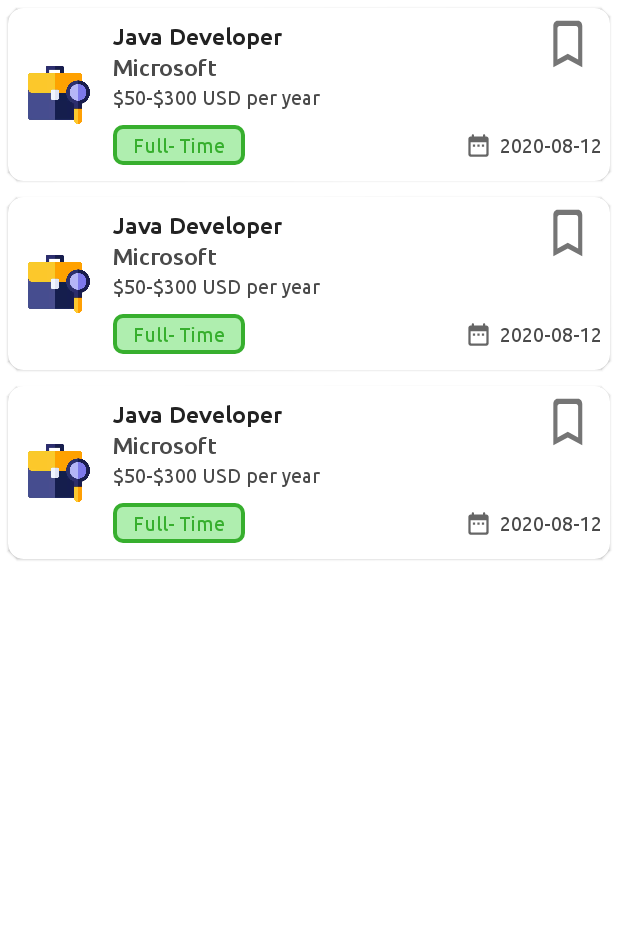
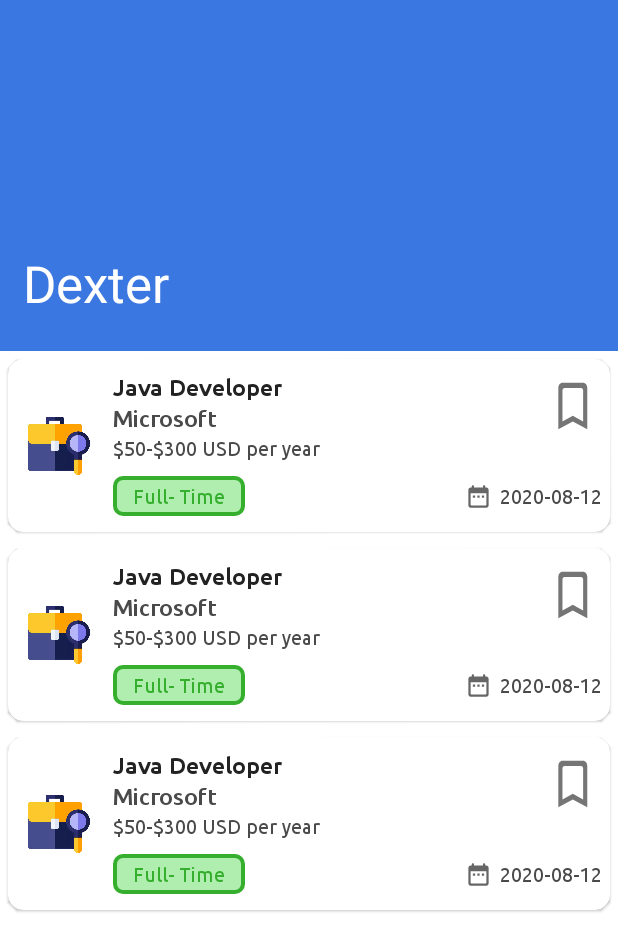
Before and after one commit to YashKr01/Dexter, an Android app: the layout fragment_home.xml on its own in the app's theme, with its tools: preview values and no code run, on a phone screen of 412 x 824 dp. Shown: the top 951 px of the screen. Run offline under Robolectric (Android 15) with nearby library versions, the phone set to English and light mode, and no system bars.

Commit message:
Collapsing Toolbar

```diff
--- a/app/src/main/java/com/example/dexter/fragments/HomeFragment.kt
+++ b/app/src/main/java/com/example/dexter/fragments/HomeFragment.kt
@@ -54,9 +54,8 @@ class HomeFragment : Fragment(), ItemClickListener {
             adapter = jobAdapter
         }
 
-        viewModel.getJobList().observe(viewLifecycleOwner) {
-            jobAdapter.submitList(it)
-        }
+        viewModel.getJobList()
+        viewModel.observeList().observe(viewLifecycleOwner) { jobAdapter.submitList(it) }
 
     }
 
--- a/app/src/main/java/com/example/dexter/viewmodels/JobViewModel.kt
+++ b/app/src/main/java/com/example/dexter/viewmodels/JobViewModel.kt
@@ -17,21 +17,20 @@ import javax.inject.Inject
 @HiltViewModel
 class JobViewModel @Inject constructor(private val repository: AppRepository) : ViewModel() {
 
-    var jobList = MutableLiveData<List<JobEntity>>()
+    private var jobList = MutableLiveData<List<JobEntity>>()
 
-    fun getJobList(): LiveData<List<JobEntity>> {
+    fun getJobList() {
+        repository.getJobList("25").enqueue(object : Callback<JobResponse> {
 
-        repository.getJobList("25").enqueue(object : Callback<JobResponse> {
             override fun onResponse(call: Call<JobResponse>, response: Response<JobResponse>) {
                 if (response.isSuccessful && response.code() == 200) jobList.postValue(response.body()?.jobResponse)
                 else jobList.postValue(null)
             }
 
             override fun onFailure(call: Call<JobResponse>, t: Throwable) = jobList.postValue(null)
-
         })
-
-        return jobList
     }
 
+    fun observeList(): LiveData<List<JobEntity>> = jobList
+
 }
--- a/app/src/main/res/layout/fragment_home.xml
+++ b/app/src/main/res/layout/fragment_home.xml
@@ -1,10 +1,52 @@
 <?xml version="1.0" encoding="utf-8"?>
-<androidx.constraintlayout.widget.ConstraintLayout xmlns:android="http://schemas.android.com/apk/res/android"
+<androidx.coordinatorlayout.widget.CoordinatorLayout xmlns:android="http://schemas.android.com/apk/res/android"
     xmlns:app="http://schemas.android.com/apk/res-auto"
     xmlns:tools="http://schemas.android.com/tools"
     android:layout_width="match_parent"
     android:layout_height="match_parent"
+    android:background="@color/colorPrimaryBlue"
     tools:context=".fragments.HomeFragment">
+
+    <com.google.android.material.appbar.AppBarLayout
+        android:layout_width="match_parent"
+        android:layout_height="@dimen/_180sdp"
+        android:theme="@style/ThemeOverlay.AppCompat.Dark.ActionBar">
+
+        <com.google.android.material.appbar.CollapsingToolbarLayout
+            android:layout_width="match_parent"
+            android:layout_height="match_parent"
+            android:background="@color/colorPrimaryBlue"
+            app:contentScrim="@color/colorPrimaryBlue"
+            app:expandedTitleMarginStart="@dimen/_12sdp"
+            app:layout_scrollFlags="scroll|exitUntilCollapsed"
+            app:title="@string/app_name">
+
+            <androidx.appcompat.widget.Toolbar
+                android:layout_width="match_parent"
+                android:layout_height="?actionBarSize"
+                app:layout_collapseMode="pin" />
+
+        </com.google.android.material.appbar.CollapsingToolbarLayout>
+
+    </com.google.android.material.appbar.AppBarLayout>
+
+    <RelativeLayout
+        android:layout_width="match_parent"
+        android:layout_height="match_parent"
+        android:background="@color/colorWhite"
+        app:layout_behavior="com.google.android.material.appbar.AppBarLayout$ScrollingViewBehavior">
+
+        <androidx.recyclerview.widget.RecyclerView
+            android:id="@+id/jobRecyclerView"
+            android:layout_width="match_parent"
+            android:layout_height="match_parent"
+            android:clipToPadding="false"
+            app:layout_constraintBottom_toBottomOf="parent"
+            app:layout_constraintEnd_toEndOf="parent"
+            app:layout_constraintStart_toStartOf="parent"
+            tools:listitem="@layout/item_job" />
+
+    </RelativeLayout>
 
     <LinearLayout
         android:id="@+id/container_network_status"
@@ -33,15 +75,4 @@
 
     </LinearLayout>
 
-    <androidx.recyclerview.widget.RecyclerView
-        android:id="@+id/jobRecyclerView"
-        android:layout_width="0dp"
-        android:layout_height="0dp"
-        tools:listitem="@layout/item_job"
-        android:clipToPadding="false"
-        app:layout_constraintBottom_toBottomOf="parent"
-        app:layout_constraintEnd_toEndOf="parent"
-        app:layout_constraintStart_toStartOf="parent"
-        app:layout_constraintTop_toBottomOf="@id/container_network_status" />
-
-</androidx.constraintlayout.widget.ConstraintLayout>
+</androidx.coordinatorlayout.widget.CoordinatorLayout>
--- a/app/src/main/res/layout/item_job.xml
+++ b/app/src/main/res/layout/item_job.xml
@@ -5,7 +5,7 @@
     android:layout_width="match_parent"
     android:layout_height="wrap_content"
     android:layout_margin="@dimen/_4sdp"
-    android:elevation="@dimen/_4sdp"
+    android:elevation="@dimen/_8sdp"
     app:cardCornerRadius="@dimen/_8sdp">
 
     <androidx.constraintlayout.widget.ConstraintLayout
@@ -28,9 +28,12 @@
             android:layout_width="0dp"
             android:layout_height="wrap_content"
             android:button="@drawable/bookmark_selector"
+            android:foregroundGravity="center"
             android:gravity="center"
+            android:minWidth="0dp"
+            android:minHeight="0dp"
             app:layout_constraintEnd_toEndOf="parent"
-            app:layout_constraintTop_toTopOf="parent" />
+            app:layout_constraintTop_toTopOf="@id/textJobTitle" />
 
         <TextView
             android:id="@+id/textJobTitle"
```
